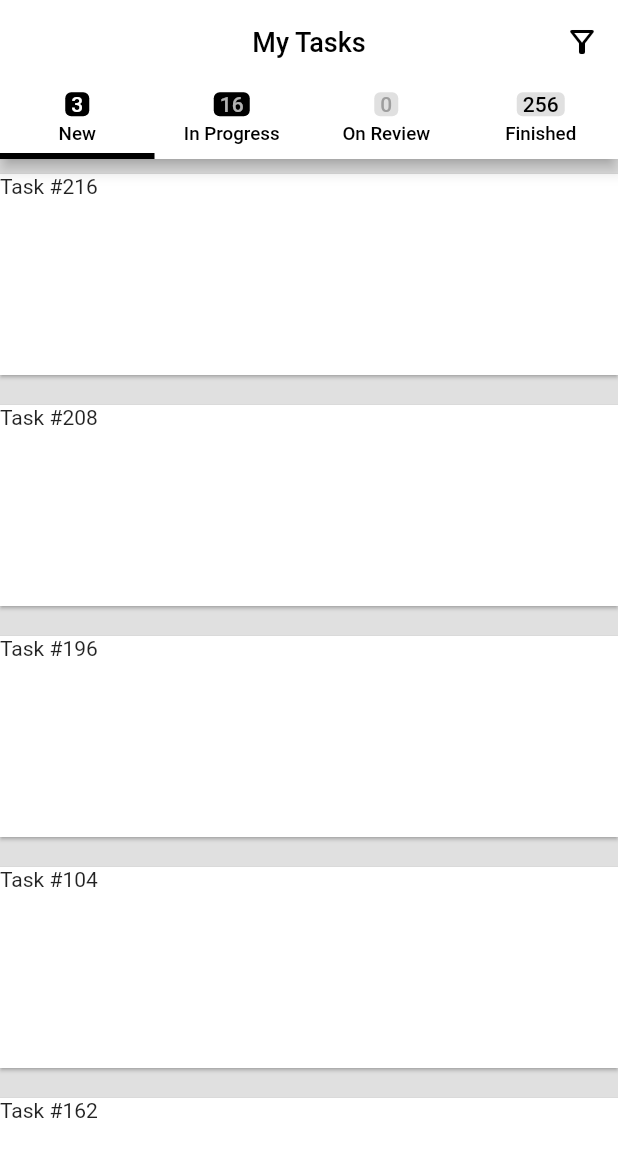
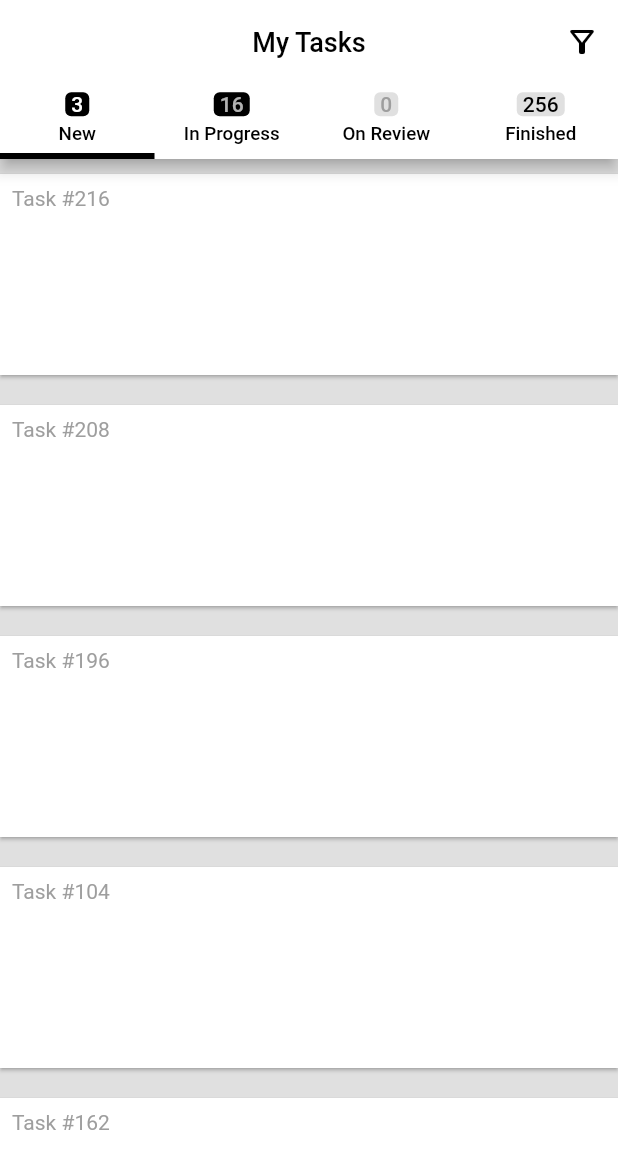
Before and after one commit to JAICHANGPARK/flutter_notebook_13th_story, a Flutter app: the screen it shows after launch, on a phone screen of 412 x 824 dp. Shown: the top 1169 px of the screen. Run offline on Flutter 3.47's test engine with Material 2 defaults, Android fonts, the phone set to English and light mode, and no system bars; our stand-ins replace get.

Commit message:
Update task_manager_home_page.dart

```diff
--- a/lib/ep813_task_manager_app/ui/task_manager_home_page.dart
+++ b/lib/ep813_task_manager_app/ui/task_manager_home_page.dart
@@ -149,13 +149,15 @@ class _TaskManagerHomePageState extends State<TaskManagerHomePage> with SingleTi
                   child: Container(
                     height: 134,
                     decoration: BoxDecoration(color: Colors.white),
+                    padding: EdgeInsets.only(left: 8,right: 8, top: 8, bottom: 8),
                     child: Column(
                       children: [
                         Row(
                           children: [
-                            Text("Task #${taskItems[index].taskNumber}",style: TextStyle(
-
-                            ),)
+                            Text(
+                              "Task #${taskItems[index].taskNumber}",
+                              style: TextStyle(color: Colors.grey),
+                            )
                           ],
                         )
                       ],
```
